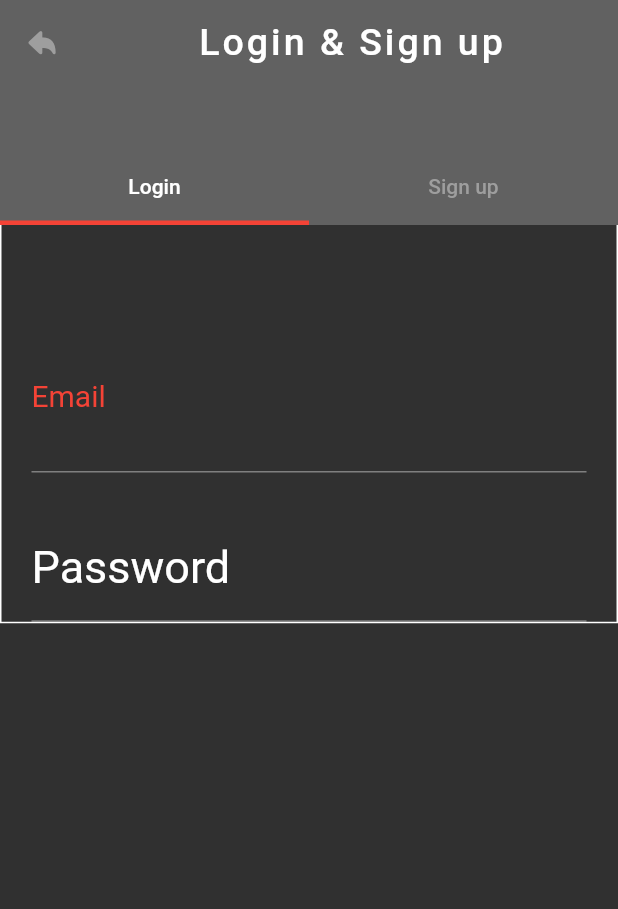
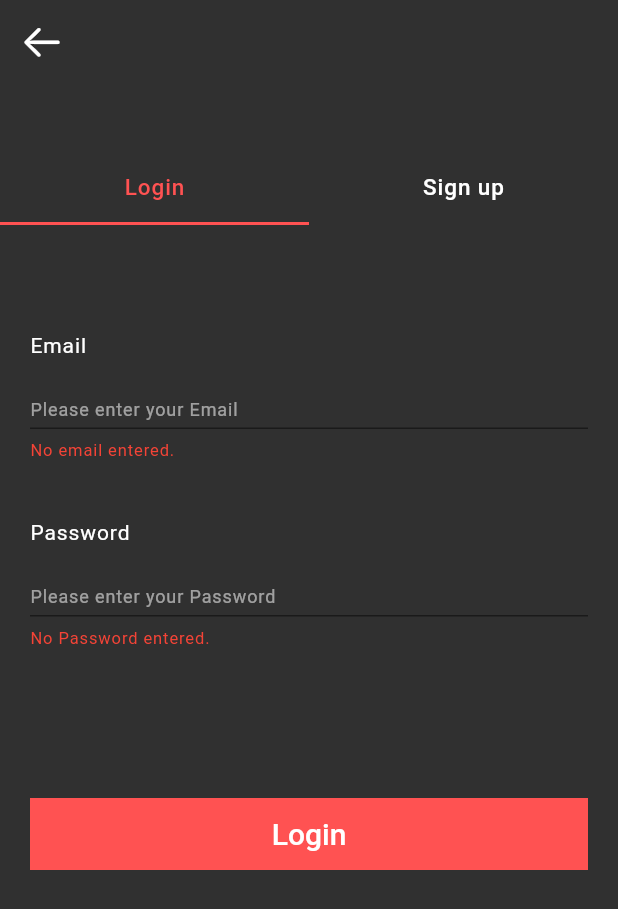
Before and after one commit to heeeun98/flutterStudy1, a Flutter app: the screen it shows after launch, after a tap on "Login & Sign up", on a phone screen of 412 x 824 dp. Shown: the top 909 px of the screen. Run offline on Flutter 3.47's test engine with Material 2 defaults, Android fonts, the phone set to English and light mode, and no system bars; our stand-ins replace pull_to_refresh.

Commit message:
loginAct

```diff
--- a/lib/act/LoginAct.dart
+++ b/lib/act/LoginAct.dart
@@ -8,27 +8,27 @@ class LoginAct extends StatefulWidget {
   State<LoginAct> createState() => _LoginActState();
 }
 
-
 class _LoginActState extends State<LoginAct> {
-  // late TabController _tabController;
-
   @override
   Widget build(BuildContext context) {
+    Color focusColor = Theme.of(context).primaryColor;
     final List<String> tabs = ["Login", "Sign up"];
     return DefaultTabController(
         length: tabs.length,
         child: Scaffold(
-          body: NestedScrollView(
+          body: GestureDetector(  // 키보드 영역외에 터치했을 경우 키보드 사라지게 함.
+            onTap: () => FocusScope.of(context).unfocus(),
+            child: NestedScrollView(
               headerSliverBuilder: (BuildContext context, bool innerBoxIsScrolled) {
                 return <Widget> [
                   SliverOverlapAbsorber(
                       handle: NestedScrollView.sliverOverlapAbsorberHandleFor(context),
                       sliver: SliverAppBar(
                           centerTitle: true,
-                       backgroundColor: Theme.of(context).backgroundColor,
+                          backgroundColor: Theme.of(context).canvasColor,
                           title: Container(
-                         alignment: Alignment.center,
-                         child: const Text("Login & Sign up", style: TextStyle(letterSpacing: 2, fontSize: 25)),
+                            alignment: Alignment.bottomCenter,
+                            child: const Text("", style: TextStyle(letterSpacing: 0.6, fontSize: 25)),
                           ),
                           pinned: true,          // 고정
                           expandedHeight: 150.0, // SliverAppBar 높이
@@ -37,17 +37,21 @@ class _LoginActState extends State<LoginAct> {
                           leading: TextButton(
                               onPressed: () => Navigator.pop(context),
                               child: const Icon(
-                           CupertinoIcons.arrowshape_turn_up_left_fill,
-                           color: Colors.grey,
-                           size: 20,
+                                CupertinoIcons.arrow_left,
+                                color: Colors.white,
+                                size: 30,
                               )
                           ),
                           bottom: TabBar(
-                           // controller: _tabController,
-                           indicatorColor: Colors.red,
-                           indicatorWeight: 3,
+                            labelColor: focusColor,
+                            // labelStyle: const TextStyle(fontSize: 18, letterSpacing: 0.6),
+                            labelStyle: const TextStyle(fontSize: 15, letterSpacing: 0.6),
                             tabs: tabs.map((e) => Tab(text: e)).toList(),
-                           unselectedLabelColor: Colors.grey,
+                            indicator: BoxDecoration(
+                              border: Border(bottom: BorderSide(width: 2, color: focusColor)),
+                              color: Theme.of(context).canvasColor
+                            ),
+                            unselectedLabelColor: Colors.white,
                           )
                       )
                   )
@@ -56,71 +60,172 @@ class _LoginActState extends State<LoginAct> {
               body: TabBarView(
                   children: tabs.map((e) {
                     if(e == "Login") {
-                      return SingleChildScrollView(
-                        child: Container(
-                          padding: const EdgeInsets.only(top: 150, left: 20, right: 20),
-                          decoration: BoxDecoration(border: Border.all(color: Colors.white)),
-                          child: Column(
-                            mainAxisAlignment: MainAxisAlignment.start,
-                            crossAxisAlignment: CrossAxisAlignment.start,
-                            children: [
-                              Container(
-                                child: const Text("Email", style: TextStyle(color: Colors.red, fontSize: 20)),
-                              ),
-                              Container(
-                                height: 40,
-                                  // decoration: BoxDecoration(border: Border.all(color: Colors.white)),
-                                // decoration: BoxDecoration(border: Border.all(color: Colors.green)),
-                                // margin: const EdgeInsets.only(top: 100),
-                                child: TextFormField(
-                                  // decoration: const InputDecoration(
-                                  //     labelText: "Email",
-                                  //     labelStyle: TextStyle(color: Colors.white, fontSize: 30),
-                                  //     // hintText: "Please enter your Email",
-                                  //     focusColor: Colors.red,
-                                  //
-                                  //
-                                  // ),
-                                  cursorHeight: 20,
-                                  textInputAction: TextInputAction.next,
-                                  // cursorColor: Colors.red,
-                                  strutStyle: StrutStyle.disabled,
-                                  validator: (value) {
-                                    if (value == null || value.isEmpty) {
-                                      print( "값 입력 안했어 >>>>>>>>");
-                                      return 'Please enter some text';
-                                    }
-                                    print(value + "값 입력했어 >>>>>>>");
-                                    return null;
-                                  },
-                                )
-                                // const Text("Email", style: TextStyle(color: Colors.white)),
-                              ),
-                              Container(
-                                margin: const EdgeInsets.only(top: 30),
-                                child: TextFormField(
-                                  decoration: const InputDecoration(
-                                      labelText: "Password",
-                                      // hintText: "Please enter your Password",
-                                      labelStyle: TextStyle(color: Colors.white, fontSize: 30),
-                                  ),
-                                  textInputAction: TextInputAction.next,
-                                )
-                              )
-                            ],
-                          ),
-                        ),
-                      );
-                      // return Container(
-                      //     color: Colors.blue
-                      // );
+                      return const LoginPage();
                     } else {
-                      return Container(color: Colors.red);
+                      return Container(color: Theme.of(context).canvasColor);
                     }
                   }).toList()
               ),
             ),
           )
+        )
     );
   }
 }
+
+class LoginPage extends StatefulWidget {
+  const LoginPage({Key? key}) : super(key: key);
+  @override
+  State<LoginPage> createState() => _LoginPageState();
+}
+
+class _LoginPageState extends State<LoginPage> {
+  final _formKey = GlobalKey<FormState>();
+  final TextEditingController _emailController = TextEditingController();
+  final TextEditingController _passwordController = TextEditingController();
+  String email = "";
+  String password = "";
+
+  @override
+  void initState() {
+    super.initState();
+  }
+  @override
+  void dispose() {
+    _emailController.dispose();
+    _passwordController.dispose();
+  }
+
+  @override
+  Widget build(BuildContext context) {
+    Color focusColor = Theme.of(context).primaryColor;
+    return SingleChildScrollView(
+      child: Container(
+        // decoration: BoxDecoration(border: Border.all(color: Colors.white)),
+          padding: const EdgeInsets.only(top: 80, left: 20, right: 20, bottom: 0),
+          child: Form(
+            key: _formKey,
+            child: Column(
+              children: [
+                TextFormFieldWidget(
+                    title: "Email",
+                    content: email,
+                    hintText: "Please enter your Email",
+                    validateMessage: "No email entered.",
+                    obscureText: false,
+                    textEditingController: _emailController
+                ),
+                TextFormFieldWidget(
+                    title: "Password",
+                    content: password,
+                    hintText: "Please enter your Password",
+                    validateMessage: "No Password entered.",
+                    obscureText: true,
+                    textEditingController: _passwordController
+                ),
+                Container(
+                  margin: const EdgeInsets.only(top: 100),
+                  decoration: BoxDecoration(color: focusColor),
+                  width: double.infinity,
+                  child: TextButton(
+                      onPressed: () {
+                        // _formKey.currentState?.save();
+                        email = _emailController.text;
+                        password = _passwordController.text;
+                        print("email >>>>>>>>>>>>>" + email);
+                        print("password >>>>>>>>>>>>>" + password);
+                      },
+                      child: const Text("Login", style: TextStyle(fontSize: 20, color: Colors.white))
+                  ),
+                )
+              ],
+            ),
+          )
+      ),
+    );
+  }
+}
+
+class TextFormFieldWidget extends StatefulWidget {
+  final String title;
+  late String content;
+  final String hintText;
+  final String validateMessage;
+  final bool obscureText;
+  final TextEditingController textEditingController;
+
+  TextFormFieldWidget({
+    Key? key,
+    required this.title,
+    required this.content,
+    required this.hintText,
+    required this.validateMessage,
+    required this.obscureText,
+    required this.textEditingController
+  }) : super(key: key);
+
+
+  @override
+  State<TextFormFieldWidget> createState() => _TextFormFieldWidgetState();
+}
+
+class _TextFormFieldWidgetState extends State<TextFormFieldWidget> {
+  bool isSelected = false;
+
+  @override
+  Widget build(BuildContext context) {
+    Color focusColor = Theme.of(context).primaryColor;
+    return Column(
+      crossAxisAlignment: CrossAxisAlignment.start,
+      children: [
+        // const SizedBox(height: 30),
+        const SizedBox(height: 40),
+        SizedBox(
+          width: double.infinity,
+          child: Text(widget.title, style: TextStyle(
+              color: isSelected ? focusColor : Colors.white,
+              // fontSize: 30,
+              fontSize: 14,
+              letterSpacing: 0.6
+          )
+          ),
+        ),
+        Focus(
+            onFocusChange: (has) => setState(() => isSelected = !isSelected),
+            child: TextFormField(
+              controller: widget.textEditingController,
+              autovalidateMode: AutovalidateMode.always,
+              decoration: InputDecoration(
+                  enabledBorder: const UnderlineInputBorder(borderSide: BorderSide(width: 1, color: Colors.black45)),
+                  errorBorder: const UnderlineInputBorder(borderSide: BorderSide(width: 1, color: Colors.black45)),
+                  focusedErrorBorder: UnderlineInputBorder(borderSide: BorderSide(width: 1, color: focusColor)),
+                  disabledBorder: const UnderlineInputBorder(borderSide: BorderSide(width: 1, color: Colors.black45)),
+                  focusedBorder: UnderlineInputBorder(borderSide: BorderSide(width: 1, color: focusColor)),
+                  contentPadding: const EdgeInsets.only(top: 20), // hintText 위치 내려줌.
+                  hintText: widget.hintText,
+                  // hintStyle: const TextStyle(color: Colors.white54, fontSize: 13, letterSpacing: 0.6),
+                  hintStyle: const TextStyle(color: Colors.white54, fontSize: 12, letterSpacing: 0.6),
+                  errorStyle: const TextStyle(color: Colors.red, fontSize: 11, letterSpacing: 0.6),
+                  focusColor: Colors.black,
+                  suffixIcon: isSelected
+                      ? IconButton(
+                      onPressed: () => setState(() => widget.textEditingController.text = ""),
+                      icon: Icon(CupertinoIcons.clear_thick_circled, color: isSelected ? focusColor : Colors.white))
+                      : null
+              ),
+              cursorHeight: 20,
+              textInputAction: TextInputAction.next,  // 키보드에 다음 칸으로 넘어갈수있는 버튼 제공
+              cursorColor: Colors.red,
+              obscureText: widget.obscureText,
+              validator: (value) => value == null || value.isEmpty ? widget.validateMessage : null,
+              onSaved: (value) {
+                setState(() {
+                  widget.content = value!;
+                });
+              },
+            )
+        )
+      ],
+    );
+  }
+}
--- a/lib/main.dart
+++ b/lib/main.dart
@@ -16,8 +16,13 @@ class MyApp extends StatelessWidget {
     return MaterialApp(
       title: "MaterialApp",
       home: const SettingAct(),
+      debugShowCheckedModeBanner: false,
       theme: ThemeData(
-        brightness: Brightness.dark
+        brightness: Brightness.dark,
+        primaryColor: Colors.redAccent,
+        // textTheme: const TextTheme(
+        //   bodyText2: TextStyle(color: Colors.white54)
+        // )
       ),
     );
   }
--- a/lib/util/BaseAppBar.dart
+++ b/lib/util/BaseAppBar.dart
@@ -44,9 +44,9 @@ class BaseAppBar extends StatelessWidget implements PreferredSizeWidget {
             isBack ? Navigator.pop(context) : buttonDialog();
           },
           child: const Icon(
-            CupertinoIcons.arrowshape_turn_up_left_fill,
-            color: Colors.grey,
-            size: 20,
+            CupertinoIcons.arrow_left,
+            color: Colors.white,
+            size: 30,
           )
       ),
     );
```
Lines whose indentation alone changed are shown as unchanged.
